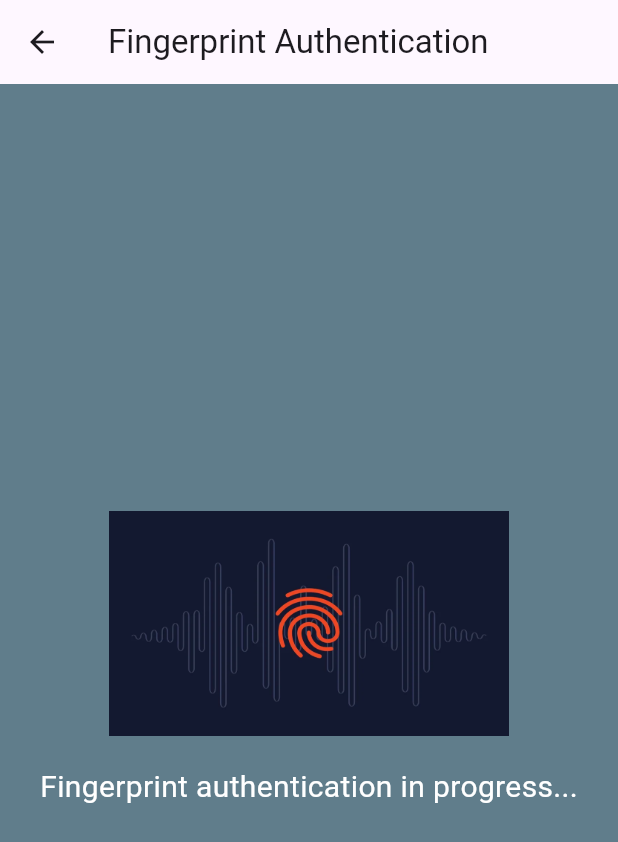
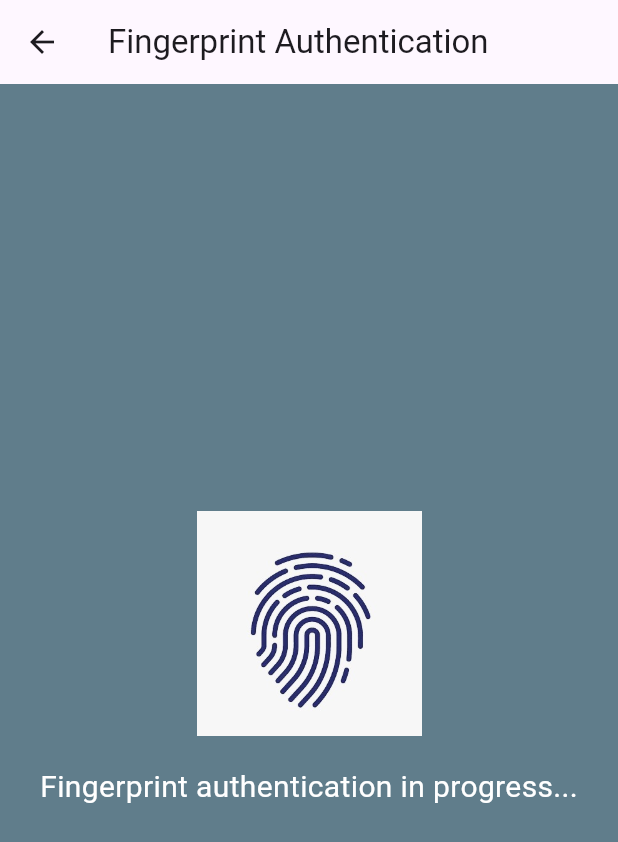
Before and after one commit to AyaAhmed5/smart-, a Flutter app: the FingerprintAuthPage screen opened by its route, on a phone screen of 412 x 824 dp. Shown: the top 842 px of the screen. Run offline on Flutter 3.47's test engine with Material 3 defaults, Android fonts, the phone set to English and light mode, and no system bars; our stand-ins replace firebase_auth, firebase_core, local_auth, modal_progress_hud_nsn; missing offline and left inert: qr_code_scanner; accounts and stored records are empty; generated files the repository leaves out were written again; project files that could hold a hidden picture were left out.

Commit message:
third command

```diff
--- a/lib/finger.dart
+++ b/lib/finger.dart
@@ -235,7 +235,7 @@ class _FingerprintAuthPageState extends State<FingerprintAuthPage> {
           children: [
             // Add your image here
             Image.asset(
-              'assets/images/finooo.webp',
+              'assets/images/fingerfinal.jpg',
               width: 300, // Adjust the width as needed
               height: 150, // Adjust the height as needed
             ),
--- a/lib/main.dart
+++ b/lib/main.dart
@@ -29,7 +29,7 @@ class MyApp extends StatelessWidget {
   @override
   Widget build(BuildContext context) {
     return MaterialApp(
-
+debugShowCheckedModeBanner: false,
       routes: {
 
         "/" :  (context) => welcom(),
```
Also changed, not shown: assets/images/fingerfinal.jpg (added).
